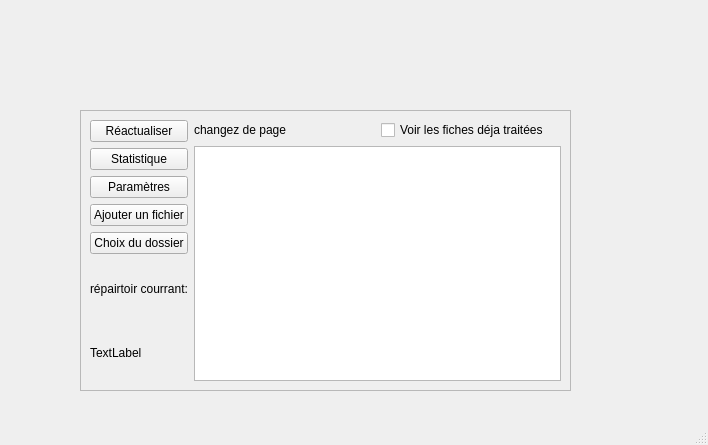
Guillaume-Chauveau/CatalogageDeDocumentDeLaDIBISO, file UI/changementDePage.ui: the form before one commit.
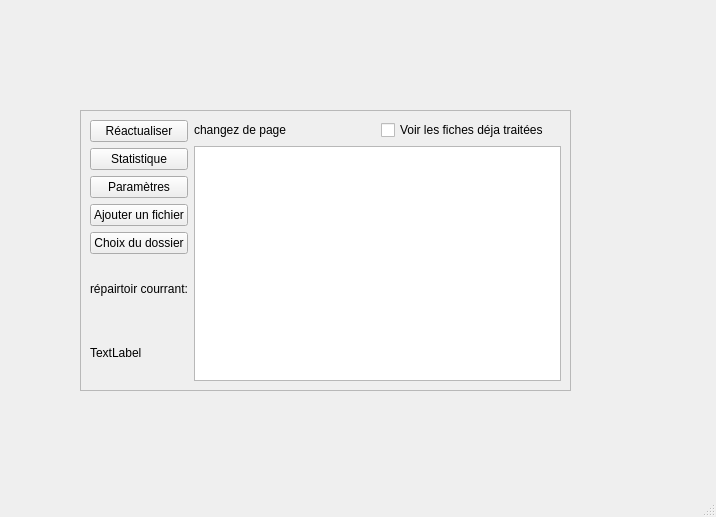
The form after the commit.

Patch:
```diff
--- a/UI/changementDePage.ui
+++ b/UI/changementDePage.ui
@@ -6,8 +6,8 @@
    <rect>
     <x>0</x>
     <y>0</y>
-    <width>708</width>
-    <height>445</height>
+    <width>716</width>
+    <height>517</height>
    </rect>
   </property>
   <property name="windowTitle">
```
Left out of the diff: 2 changed lines with no effect on the pictures.
